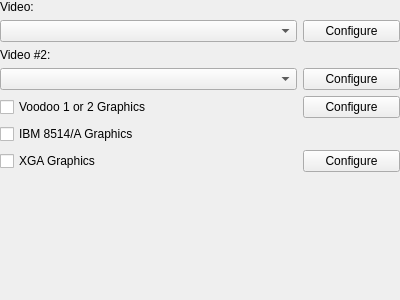
Above: src/qt/qt_settingsdisplay.ui from 86Box/86Box before the change. Below: the same form after it.
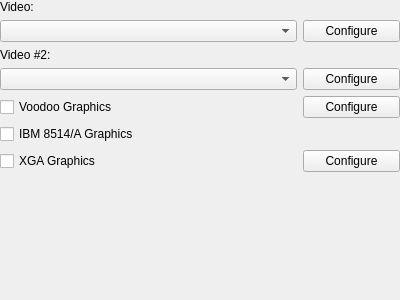
That is the form after the change.

Commit message: Fix broken translation for Voodoo Graphics

What changed in the file:
```diff
--- a/src/qt/qt_settingsdisplay.ui
+++ b/src/qt/qt_settingsdisplay.ui
@@ -102,7 +102,7 @@
    <item row="4" column="0" colspan="2">
     <widget class="QCheckBox" name="checkBoxVoodoo">
      <property name="text">
-      <string>Voodoo 1 or 2 Graphics</string>
+      <string>Voodoo Graphics</string>
      </property>
     </widget>
    </item>
```
